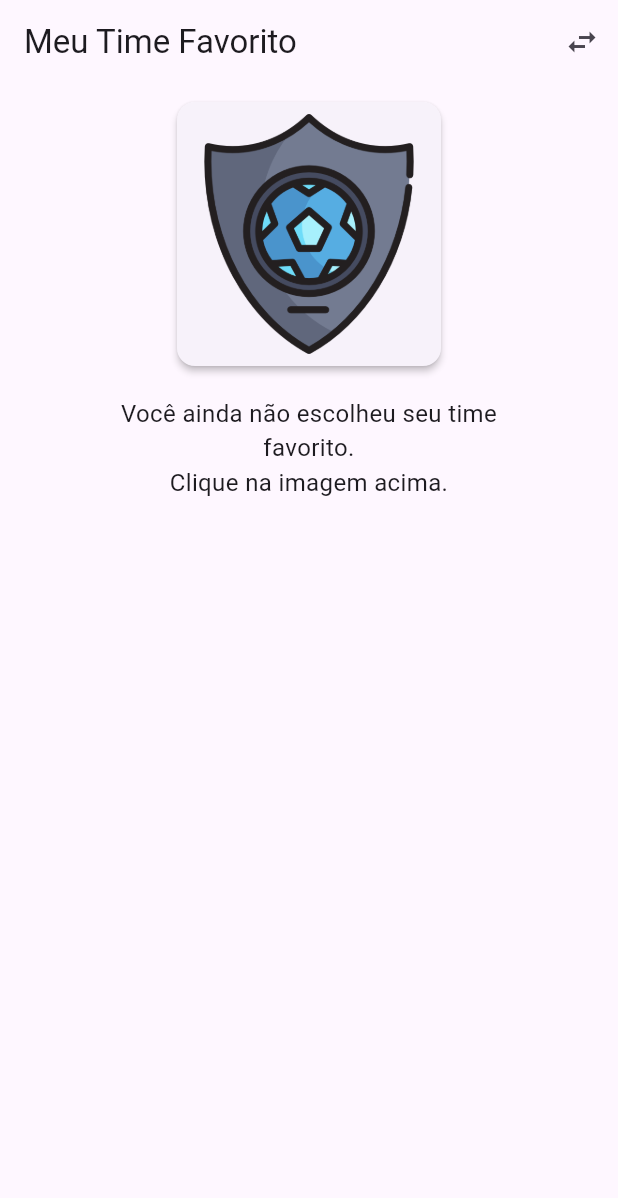
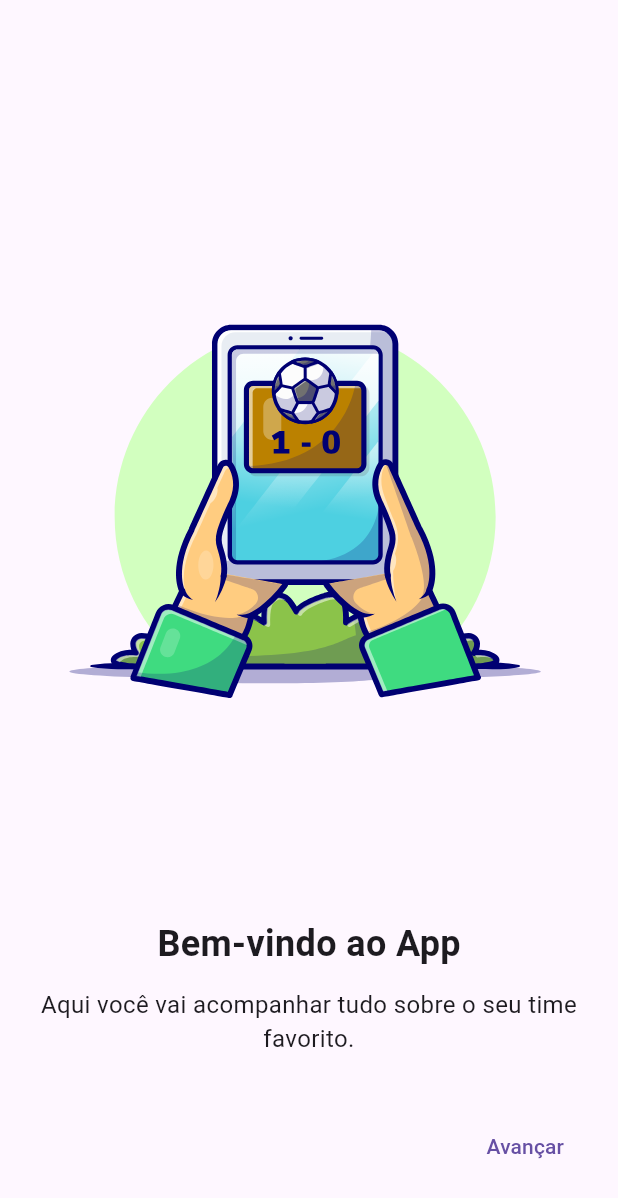
Before and after one commit to NicolasMachado777/Time-Favorito, a Flutter app: the screen it shows after launch, on a phone screen of 412 x 824 dp. Shown: the top 1198 px of the screen. Run offline on Flutter 3.47's test engine with Material 3 defaults, Android fonts, the phone set to English and light mode, and no system bars; our stand-ins replace lottie, shared_preferences.

Commit message:
parte final - Splash e Intro

```diff
--- a/lib/main.dart
+++ b/lib/main.dart
@@ -13,7 +13,7 @@ class MyApp extends StatelessWidget {
     return MaterialApp(
       title: 'Time Favorito',
       theme: ThemeData(primarySwatch: Colors.blue),
-      initialRoute: Routes.home,
+      initialRoute: Routes.splash,
       onGenerateRoute: Routes.generateRoute,
       debugShowCheckedModeBanner: false,
     );
--- a/lib/routes.dart
+++ b/lib/routes.dart
@@ -1,24 +1,29 @@
 import 'package:flutter/material.dart';
 import 'package:times/screens/home/home_screen.dart';
+import 'package:times/screens/intro/intro_screen.dart';
 import 'package:times/screens/select/select_screen.dart';
+import 'package:times/screens/splash/splash_screen.dart';
 
 class Routes {
-  static const String home = '/';
+  static const String splash = '/';
+  static const String intro = '/intro';
+  static const String home = '/home';
   static const String select = '/select';
 
   static Route<dynamic> generateRoute(RouteSettings settings) {
     switch (settings.name) {
+      case splash:
+        return MaterialPageRoute(builder: (_) => SplashScreen());
+      case intro:
+        return MaterialPageRoute(builder: (_) => IntroScreen());
       case home:
         return MaterialPageRoute(builder: (_) => HomeScreen());
       case select:
         return MaterialPageRoute(builder: (_) => SelectScreen());
       default:
         return MaterialPageRoute(
-          builder: (_) => Scaffold(
-            body: Center(
-              child: Text('Rota não encontrada!'),
-            ),
-          ),
+          builder: (_) =>
+              Scaffold(body: Center(child: Text('Rota não encontrada!'))),
         );
     }
   }
--- a/lib/screens/home/home_screen.dart
+++ b/lib/screens/home/home_screen.dart
@@ -11,10 +11,7 @@ class HomeScreen extends StatefulWidget {
 }
 
 class _HomeScreenState extends State<HomeScreen> {
-  // Cria a instancia do repositorio
   final userSettingsRepository = UserSettingsRepository();
-
-  // Cria a instancia do repositorio
   Future<Team?>? _future;
 
   @override
--- /dev/null
+++ b/lib/screens/intro/intro_screen.dart
@@ -0,0 +1,169 @@
+import 'package:flutter/material.dart';
+import 'package:lottie/lottie.dart';
+import 'package:times/data/user_settings_repository.dart';
+import 'package:times/routes.dart';
+
+class IntroScreen extends StatefulWidget {
+  const IntroScreen({super.key});
+  @override
+  State<IntroScreen> createState() => _IntroScreenState();
+}
+
+class _IntroScreenState extends State<IntroScreen> {
+  final List<Map<String, String>> _pages = [
+    {
+      'title': 'Bem-vindo ao App',
+      'subtitle': 'Aqui você vai acompanhar tudo sobre o seu time favorito.',
+      'lottie': 'assets/lottie/intro1.json',
+    },
+    {
+      'title': 'Escolha seu Time',
+      'subtitle':
+          'Selecione seu clube do coração para personalizar a experiência.',
+      'lottie': 'assets/lottie/intro2.json',
+    },
+    {
+      'title': 'Torcida Conectada',
+      'subtitle': 'Fique por dentro das novidades e compartilhe sua paixão!',
+      'lottie': 'assets/lottie/intro3.json',
+    },
+  ];
+
+  final userSettingsRepository = UserSettingsRepository();
+  final PageController _pageController = PageController();
+  int _currentPage = 0;
+  bool _dontShowAgain = false;
+
+  void _onNext() {
+    if (_currentPage < _pages.length - 1) {
+      _pageController.nextPage(
+        duration: Duration(milliseconds: 300),
+        curve: Curves.easeIn,
+      );
+    } else {
+      _finishIntro();
+    }
+  }
+
+  Future<void> _finishIntro() async {
+    await userSettingsRepository.setShowIntro(!_dontShowAgain);
+    if (!mounted) return;
+    Navigator.pushReplacementNamed(context, Routes.home);
+  }
+
+  void _onBack() {
+    if (_currentPage > 0) {
+      _pageController.previousPage(
+        duration: Duration(milliseconds: 300),
+        curve: Curves.easeOut,
+      );
+    }
+  }
+
+  @override
+  Widget build(BuildContext context) {
+    final isLastPage = _currentPage == _pages.length - 1;
+    return Scaffold(
+      body: SafeArea(
+        child: Column(
+          children: [
+            Expanded(
+              child: PageView.builder(
+                controller: _pageController,
+                itemCount: _pages.length,
+                onPageChanged: (index) {
+                  setState(() {
+                    _currentPage = index;
+                  });
+                },
+                itemBuilder: (context, index) {
+                  final page = _pages[index];
+                  return Padding(
+                    padding: const EdgeInsets.all(24.0),
+                    child: Column(
+                      children: [
+                        Expanded(
+                          child: Lottie.asset(
+                            page['lottie']!,
+                            fit: BoxFit.contain,
+                          ),
+                        ),
+                        Text(
+                          page['title']!,
+                          style: TextStyle(
+                            fontSize: 24,
+                            fontWeight: FontWeight.bold,
+                          ),
+                        ),
+                        SizedBox(height: 12),
+                        Text(
+                          page['subtitle']!,
+                          style: TextStyle(fontSize: 16),
+                          textAlign: TextAlign.center,
+                        ),
+                      ],
+                    ),
+                  );
+                },
+              ),
+            ),
+            if (isLastPage)
+              Visibility(
+                visible: isLastPage,
+                maintainSize: true,
+                maintainAnimation: true,
+                maintainState: true,
+                child: Padding(
+                  padding: const EdgeInsets.symmetric(horizontal: 24.0),
+                  child: Row(
+                    children: [
+                      Checkbox(
+                        value: _dontShowAgain,
+                        onChanged: (val) {
+                          setState(() {
+                            _dontShowAgain = val ?? false;
+                          });
+                        },
+                      ),
+                      Expanded(
+                        child: Text('Não mostrar essa introdução novamente.'),
+                      ),
+                    ],
+                  ),
+                ),
+              ),
+            Padding(
+              padding: const EdgeInsets.symmetric(
+                horizontal: 24.0,
+                vertical: 12.0,
+              ),
+              child: Row(
+                mainAxisAlignment: MainAxisAlignment.spaceBetween,
+                children: [
+                  if (_currentPage > 0)
+                    TextButton(onPressed: _onBack, child: Text('Voltar'))
+                  else
+                    SizedBox(width: 80),
+                  TextButton(
+                    onPressed: _onNext,
+                    child: Text(isLastPage ? 'Concluir' : 'Avançar'),
+                  ),
+                ],
+              ),
+            ),
+            Padding(
+              padding: const EdgeInsets.symmetric(
+                horizontal: 24.0,
+                vertical: 12.0,
+              ),
+              child: Row(
+                mainAxisAlignment: MainAxisAlignment.spaceBetween,
+                children: [],
+              ),
+            ),
+          ],
+        ),
+      ),
+    );
+  }
+}
--- a/lib/screens/select/select_screen.dart
+++ b/lib/screens/select/select_screen.dart
@@ -11,9 +11,7 @@ class SelectScreen extends StatefulWidget {
 }
 
 class _SelectScreenState extends State<SelectScreen> {
-  // Cria a instancia do repositorio
   final userSettingsRepository = UserSettingsRepository();
-  // Cria a instancia do repositorio
   final teamsRepository = TeamsRepository();
   late Future<List<Team>> _teamsFuture;
   List<Team> _allTeams = [];
@@ -21,7 +19,6 @@ class _SelectScreenState extends State<SelectScreen> {
   @override
   void initState() {
     super.initState();
-    // carrega o future uma vez
     _teamsFuture = teamsRepository.load();
   }
 
--- a/pubspec.yaml
+++ b/pubspec.yaml
@@ -11,6 +11,7 @@ dependencies:
     sdk: flutter
   cupertino_icons: ^1.0.8
   shared_preferences: ^2.5.3
+  lottie: 3.3.1
 dev_dependencies:
   flutter_test:
     sdk: flutter
@@ -21,3 +22,4 @@ flutter:
   assets:
     - assets/images/
     - assets/data/
+    - assets/lottie/
```
Also changed, not shown: lib/data/user_settings_repository.dart (+11 -1 lines), lib/screens/splash/splash_screen.dart (added, +44 -0 lines), pubspec.lock.
